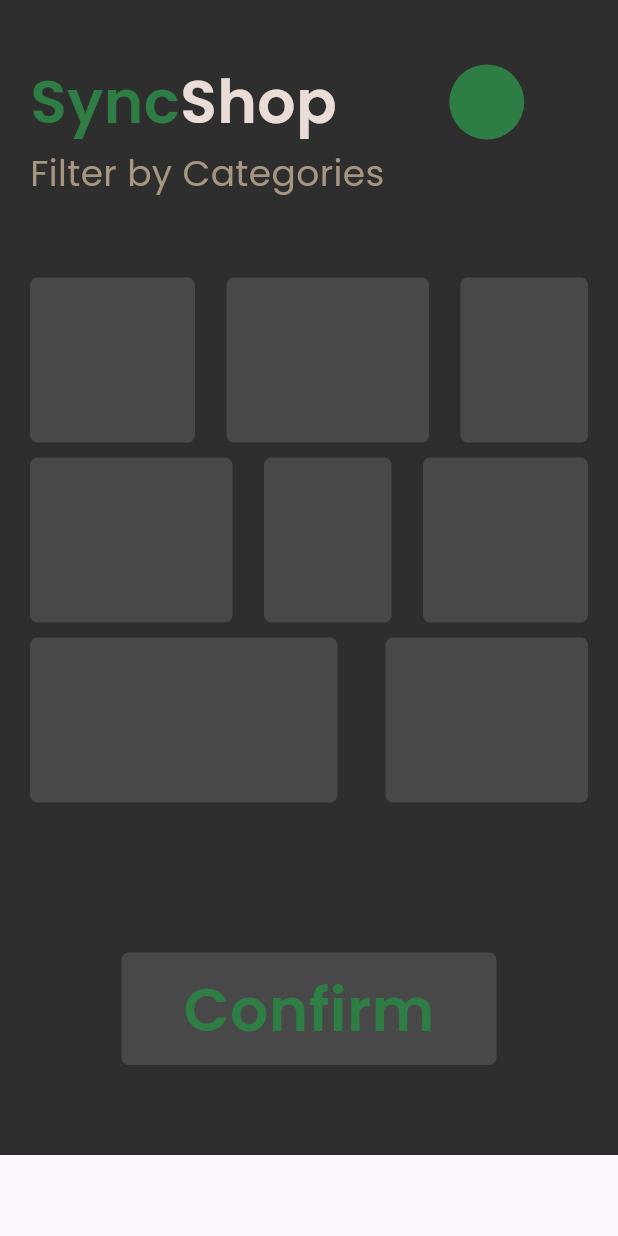
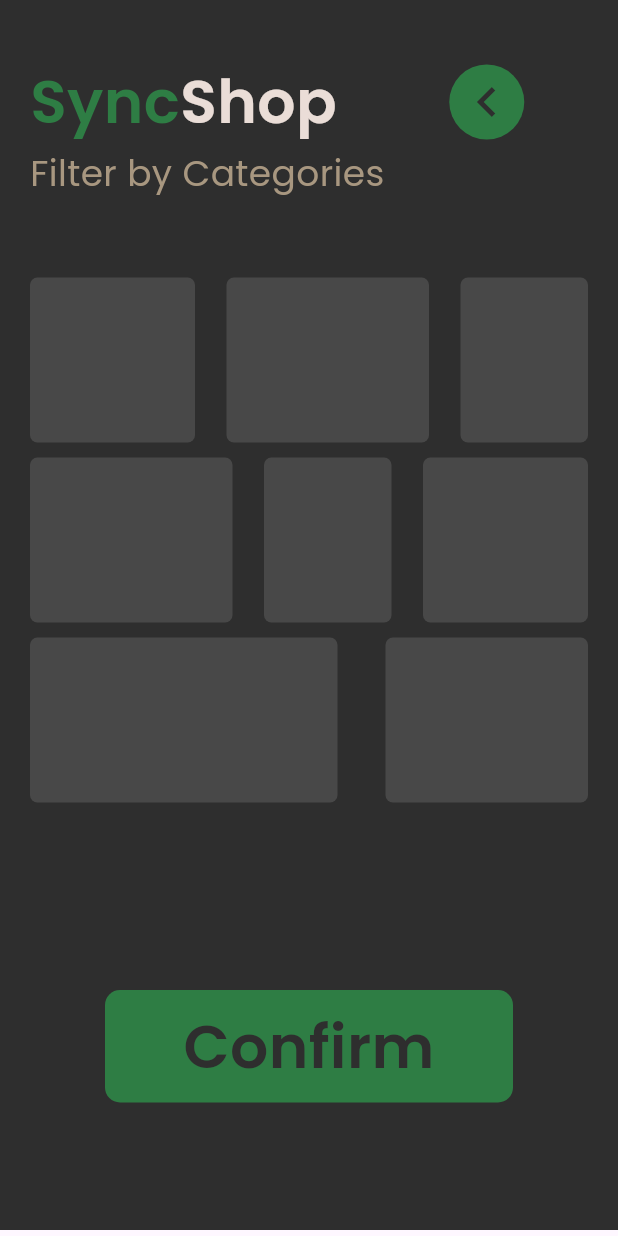
Before and after one commit to tomascarvalho7/ipm-group14-2324, a Flutter app: the CategoriesScreen widget shown alone on an empty page, opened directly, on a phone screen of 412 x 824 dp. Run offline on Flutter 3.47's test engine with Material 2 defaults, Android fonts, the phone set to English and light mode, and no system bars; our stand-ins replace supabase_flutter; accounts and stored records are empty.

Commit message:
Application background implemented, layout for categories & settings screens, and refacatored code into Widget utils.

```diff
--- a/mobile/sync_shop/lib/presentation/categories/categories_screen.dart
+++ b/mobile/sync_shop/lib/presentation/categories/categories_screen.dart
@@ -1,4 +1,8 @@
 import 'package:flutter/material.dart';
+import 'package:sync_shop/presentation/utils/green_button.dart';
+import 'package:sync_shop/presentation/utils/logo.dart';
+
+import '../utils/return_button.dart';
 
 class CategoriesScreen extends StatelessWidget {
   const CategoriesScreen({super.key});
@@ -25,16 +29,9 @@
                     mainAxisSize: MainAxisSize.max,
                     crossAxisAlignment: CrossAxisAlignment.center,
                     children: [
-                      appTitle(),
+                      logo(),
                       const SizedBox(width: 75),
-                      Container(
-                        width: 50,
-                        height: 50,
-                        decoration: const ShapeDecoration(
-                          color: Color(0xFF2E7D44),
-                          shape: OvalBorder(),
-                        ),
-                      )
+                      returnButton()
                     ],
                   ),
                   const Text(
@@ -55,38 +52,12 @@
                 child: categories()
             ),
             const SizedBox(height: 75),
-            confirmButton(),
+            greenButton(),
           ],
         ),
       );
 
-  Widget appTitle() => const Row(
-    mainAxisSize: MainAxisSize.min,
-    mainAxisAlignment: MainAxisAlignment.start,
-    crossAxisAlignment: CrossAxisAlignment.center,
-    children: [
-    Text(
-    'Sync',
-    style: TextStyle(
-      color: Color(0xFF2E7D44),
-      fontSize: 40,
-      fontFamily: 'Poppins',
-      fontWeight: FontWeight.w600,
-      height: 0,
-    ),
-  ),
-  Text(
-  'Shop',
-  style: TextStyle(
-  color: Color(0xFFEADDD7),
-  fontSize: 40,
-  fontFamily: 'Poppins',
-  fontWeight: FontWeight.w600,
-  height: 0,
-  )
-  )
-  ]
-  );
+
 
   Widget shapedBox(double width, double height, Widget? child) => Container(
     width: width,
@@ -100,31 +71,6 @@
   );
 
   Widget category(double width, double height) => shapedBox(width, height, null);
-
-  Widget confirmButton() => Container(
-    width: double.infinity,
-    padding: const EdgeInsets.symmetric(vertical: 25),
-    child: Column(
-      mainAxisSize: MainAxisSize.min,
-      mainAxisAlignment: MainAxisAlignment.center,
-      crossAxisAlignment: CrossAxisAlignment.center,
-      children: [
-        shapedBox(
-            250,
-            75,
-            const Text(
-              'Confirm',
-              style: TextStyle(
-                color: Color(0xFF2E7D44),
-                fontSize: 40,
-                fontFamily: 'Poppins',
-                fontWeight: FontWeight.w600,
-              ),
-            )
-        )
-      ],
-    ),
-  );
 
   Widget categories() => Column(
     mainAxisAlignment: MainAxisAlignment.spaceBetween,
--- /dev/null
+++ b/mobile/sync_shop/lib/presentation/utils/green_button.dart
@@ -0,0 +1,31 @@
+import 'package:flutter/cupertino.dart';
+
+Widget greenButton() => Container(
+  width: double.infinity,
+  padding: const EdgeInsets.symmetric(vertical: 50, horizontal: 50),
+  child: Column(
+    mainAxisSize: MainAxisSize.min,
+    mainAxisAlignment: MainAxisAlignment.center,
+    crossAxisAlignment: CrossAxisAlignment.center,
+    children: [
+      Container(
+          width: double.infinity,
+          height: 75,
+          decoration: ShapeDecoration(
+            color: const Color(0xFF2E7D44),
+            shape: RoundedRectangleBorder(borderRadius: BorderRadius.circular(10)),
+          ),
+          alignment: Alignment.center,
+          child: Text(
+            'Confirm',
+            style: TextStyle(
+              color: Color(0xFF2E2E2E),
+              fontSize: 40,
+              fontFamily: 'Poppins',
+              fontWeight: FontWeight.w600,
+            ),
+          )
+      )
+    ],
+  ),
+);
--- /dev/null
+++ b/mobile/sync_shop/lib/presentation/utils/logo.dart
@@ -0,0 +1,29 @@
+import 'package:flutter/cupertino.dart';
+
+Widget logo() => const Row(
+    mainAxisSize: MainAxisSize.min,
+    mainAxisAlignment: MainAxisAlignment.start,
+    crossAxisAlignment: CrossAxisAlignment.center,
+    children: [
+      Text(
+        'Sync',
+        style: TextStyle(
+          color: Color(0xFF2E7D44),
+          fontSize: 40,
+          fontFamily: 'Poppins',
+          fontWeight: FontWeight.w600,
+          height: 0,
+        ),
+      ),
+      Text(
+          'Shop',
+          style: TextStyle(
+            color: Color(0xFFEADDD7),
+            fontSize: 40,
+            fontFamily: 'Poppins',
+            fontWeight: FontWeight.w600,
+            height: 0,
+          )
+      )
+    ]
+);
--- /dev/null
+++ b/mobile/sync_shop/lib/presentation/utils/return_button.dart
@@ -0,0 +1,15 @@
+import 'package:flutter/material.dart';
+
+Widget returnButton() => Container(
+  width: 50,
+  height: 50,
+  decoration: const ShapeDecoration(
+    color: Color(0xFF2E7D44),
+    shape: OvalBorder(),
+  ),
+  child: const Icon(
+      Icons.keyboard_arrow_left,
+      size: 40,
+      color: Color(0xFF2E2E2E)
+  ),
+);
```
Also changed, not shown: mobile/sync_shop/lib/presentation/background/background.dart (added, +80 -0 lines), mobile/sync_shop/lib/presentation/settings/settings_screen.dart (added, +101 -0 lines).
